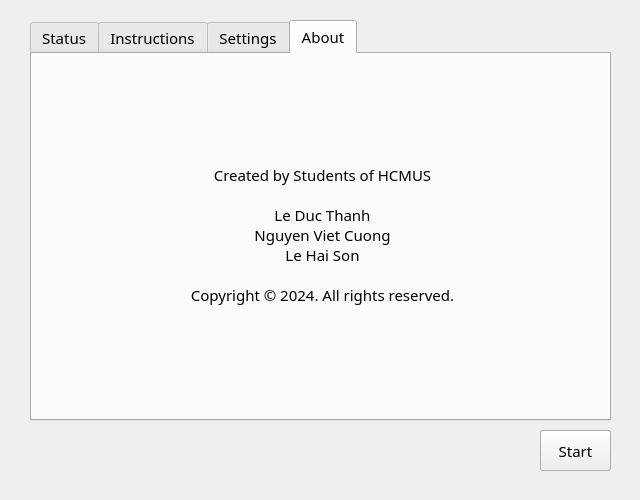
leducthanhig/remote-control-with-email, file Client/mainwindow.ui: the form before one commit.
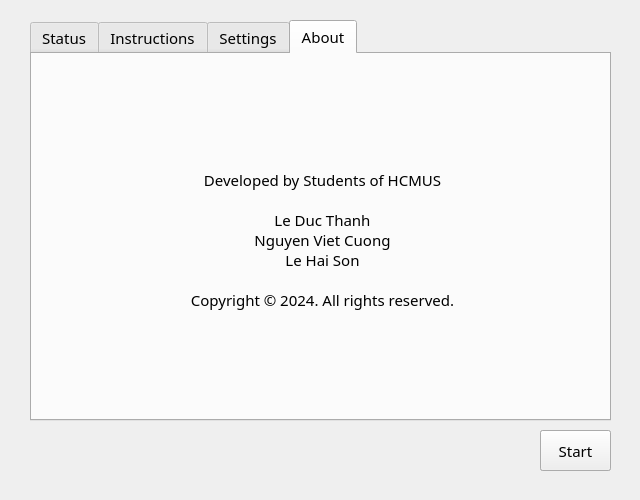
The form after the commit. The open tabs and pages were chosen to show the change.

Patch:
```diff
--- a/Client/mainwindow.ui
+++ b/Client/mainwindow.ui
@@ -347,11 +347,11 @@
         <x>0</x>
         <y>0</y>
         <width>581</width>
-        <height>361</height>
+        <height>371</height>
        </rect>
       </property>
       <property name="text">
-       <string>Created by Students of HCMUS
+       <string>Developed by Students of HCMUS
 
 Le Duc Thanh
 Nguyen Viet Cuong
```
